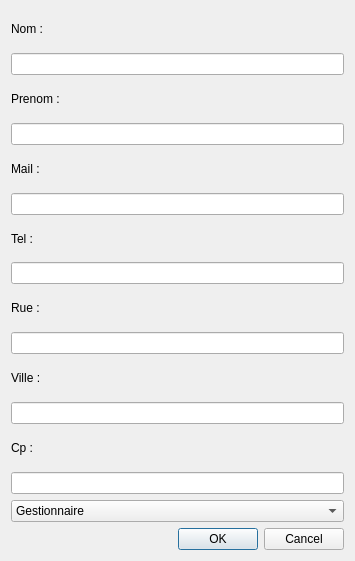
First picture: the form in NewWorldAppli/dialogmodifierpersonnel.ui, repository yume05/NewWorld-E4-Projects, before the edit.
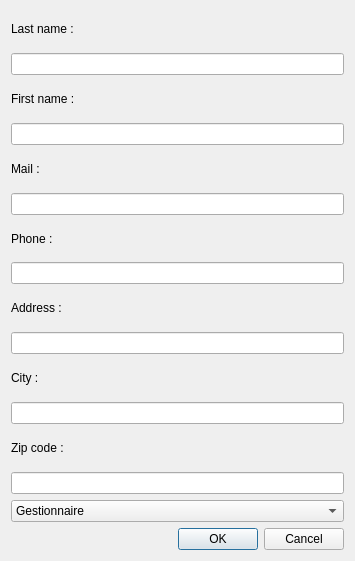
Second picture: the form after the edit. Icons and pictures are not drawn.

The edit to the form file:
```diff
--- a/NewWorldAppli/dialogmodifierpersonnel.ui
+++ b/NewWorldAppli/dialogmodifierpersonnel.ui
@@ -21,7 +21,7 @@
    <item>
     <widget class="QLabel" name="label_4">
      <property name="text">
-      <string>Nom :</string>
+      <string>Last name :</string>
      </property>
     </widget>
    </item>
@@ -31,7 +31,7 @@
    <item>
     <widget class="QLabel" name="label_6">
      <property name="text">
-      <string>Prenom :</string>
+      <string>First name :</string>
      </property>
     </widget>
    </item>
@@ -51,7 +51,7 @@
    <item>
     <widget class="QLabel" name="label_7">
      <property name="text">
-      <string>Tel :</string>
+      <string>Phone :</string>
      </property>
     </widget>
    </item>
@@ -61,7 +61,7 @@
    <item>
     <widget class="QLabel" name="label_10">
      <property name="text">
-      <string>Rue :</string>
+      <string>Address :</string>
      </property>
     </widget>
    </item>
@@ -71,7 +71,7 @@
    <item>
     <widget class="QLabel" name="label_9">
      <property name="text">
-      <string>Ville :</string>
+      <string>City :</string>
      </property>
     </widget>
    </item>
@@ -81,7 +81,7 @@
    <item>
     <widget class="QLabel" name="label_11">
      <property name="text">
-      <string>Cp :</string>
+      <string>Zip code :</string>
      </property>
     </widget>
    </item>
```
